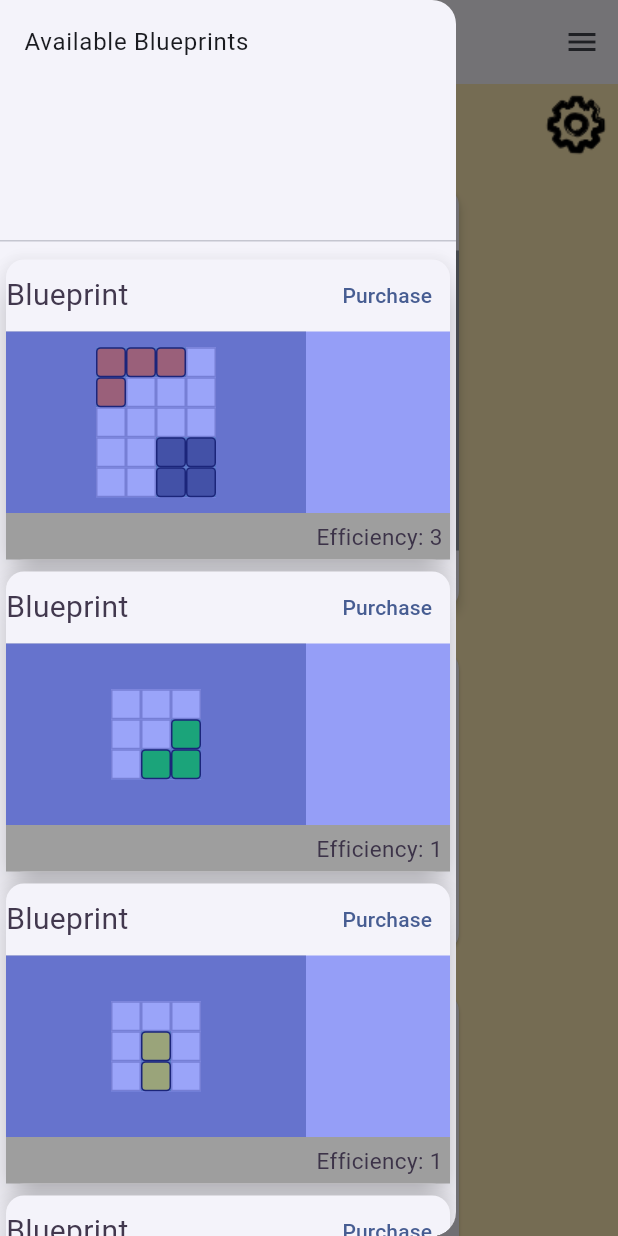
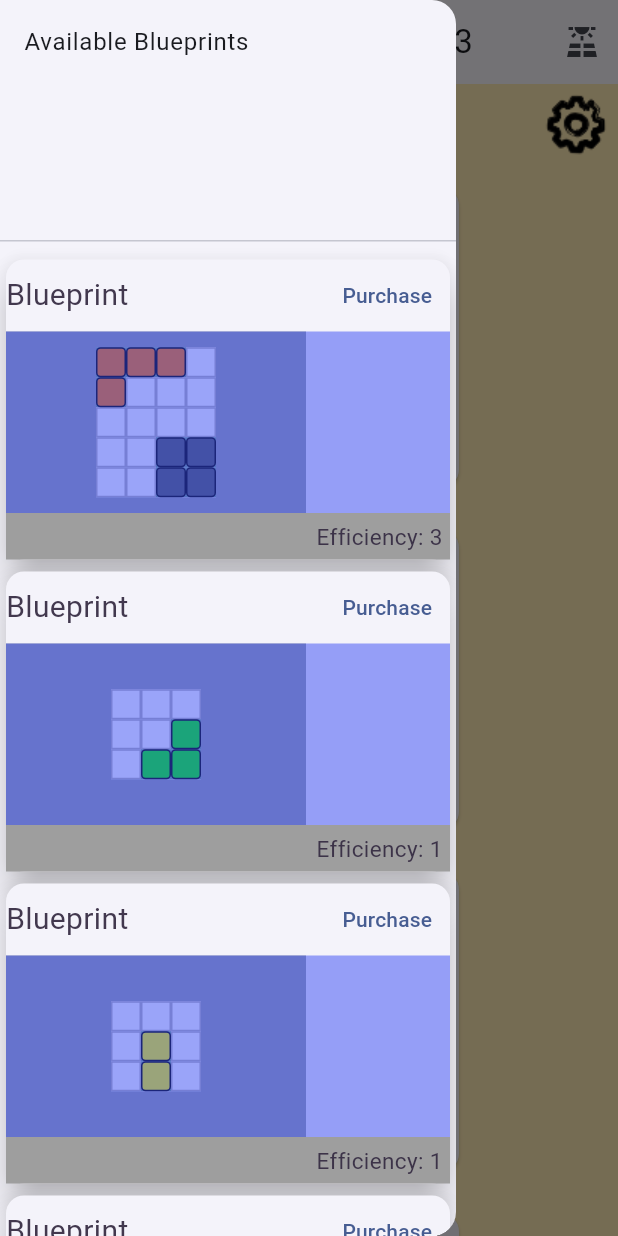
Before and after one commit to agthatch/power_panels, a Flutter app: the PlaySessionScreen screen opened by its route, with the side drawer open, on a phone screen of 412 x 824 dp. Run offline on Flutter 3.47's test engine with Material 3 defaults, Android fonts, the phone set to English and light mode, and no system bars; our stand-ins replace audioplayers, go_router, shared_preferences; accounts and stored records are empty.

Commit message:
implement placePiece action into manager and clean up icons

```diff
--- a/lib/game_internals/assembly/assembly_bay.dart
+++ b/lib/game_internals/assembly/assembly_bay.dart
@@ -8,7 +8,7 @@ import 'package:flutter/material.dart';
 
 class AssemblyBay {
   final int bayCount;
-  final List<Panel> activePuzzles = [Panel(dimX: 5, dimY: 2)];
+  final List<Panel> activePuzzles = [];
 
   final StreamController<void> _playerChanges =
       StreamController<void>.broadcast();
--- a/lib/game_internals/panel/panel.dart
+++ b/lib/game_internals/panel/panel.dart
@@ -2,9 +2,11 @@ import 'dart:async';
 
 import 'package:async/async.dart';
 import 'package:card/game_internals/blueprint/blueprint.dart';
+import 'package:card/game_internals/card/board_state.dart';
 import 'package:card/game_internals/panel/panel_node.dart';
 import 'package:card/game_internals/piece/placed_piece.dart';
 import 'package:card/game_internals/piece/playing_piece.dart';
+import 'package:card/game_internals/rounds/actions/action.dart';
 import 'package:card/game_internals/xy_coordinate.dart';
 
 class Panel {
@@ -76,6 +78,13 @@ class Panel {
     _playerChanges.add(null);
   }
 
+  handlePiecePlacementAndNotifyBoard(
+      PlayingPiece piece, int x, int y, BoardState boardState) {
+    handlePiecePlacement(piece, x, y);
+    boardState.roundManager
+        .handleAction(PlacedPieceAction(piece, this, XYCoordinate(x: x, y: y)));
+  }
+
   void clearAllHighlights() {
     for (int i = 0; i < nodes.length; i++) {
       for (int j = 0; j < nodes[i].length; j++) {
--- a/lib/game_internals/rounds/round.dart
+++ b/lib/game_internals/rounds/round.dart
@@ -41,4 +41,8 @@ class Round {
   bool isComplete() {
     return _roundComplete;
   }
+
+  int getActionCount() {
+    return actionHistory.length;
+  }
 }
--- a/lib/game_internals/rounds/round_manager.dart
+++ b/lib/game_internals/rounds/round_manager.dart
@@ -1,3 +1,5 @@
+import 'dart:async';
+
 import 'package:card/game_internals/rounds/actions/action.dart';
 import 'package:card/game_internals/rounds/actions/action_type.dart';
 import 'package:card/game_internals/rounds/round.dart';
@@ -6,6 +8,11 @@ class RoundManager {
   final int actionsPerRound;
   final List<Round> _rounds = [];
   int _currentRoundNumber = 0;
+
+  final StreamController<void> _playerChanges =
+      StreamController<void>.broadcast();
+
+  Stream<void> get playerChanges => _playerChanges.stream;
 
   RoundManager({required this.actionsPerRound}) {
     _rounds.add(Round(roundNumber: 0, actionsPerRound: actionsPerRound));
@@ -17,8 +24,16 @@ class RoundManager {
   }
 
   Round _getCurrentRound() {
-    Round currentRound = _rounds[_currentRoundNumber];
-    return currentRound;
+    return _getRound(_currentRoundNumber);
+  }
+
+  Round _getRound(int roundNumber) {
+    if (_rounds.length == roundNumber) {
+      Round newRound =
+          Round(roundNumber: roundNumber, actionsPerRound: actionsPerRound);
+      _rounds.add(newRound);
+    }
+    return _rounds[roundNumber];
   }
 
   bool currentRoundCanAcceptActionType(ActionType type) {
@@ -34,5 +49,15 @@ class RoundManager {
     if (currentRoundComplete()) {
       _currentRoundNumber++;
     }
+
+    _playerChanges.add(null);
+  }
+
+  String getRoundInfo() {
+    return 'Round: $_currentRoundNumber Actions: ${_getCurrentRound().getActionCount()}/$actionsPerRound';
+  }
+
+  Stream getChangeStream() {
+    return playerChanges;
   }
 }
--- a/lib/main.dart
+++ b/lib/main.dart
@@ -76,6 +76,7 @@ class MyApp extends StatelessWidget {
 
           return MaterialApp.router(
             title: 'My Flutter Game',
+            debugShowCheckedModeBanner: false,
             theme: ThemeData.from(
               colorScheme: ColorScheme.fromSeed(
                 seedColor: palette.darkPen,
--- a/lib/play_session/card/play_session_screen.dart
+++ b/lib/play_session/card/play_session_screen.dart
@@ -64,16 +64,26 @@ class _PlaySessionScreenState extends State<PlaySessionScreen> {
         // Ignore all input during the celebration animation.
         ignoring: _duringCelebration,
         child: Scaffold(
-          appBar: AppBar(),
+          appBar: AppBar(
+            title: RoundInfoWidget(roundManager: _boardState.roundManager),
+            leading: LeadingButton(),
+            actions: const [
+              TrailingWidget(),
+            ],
+          ),
           backgroundColor: palette.backgroundPlaySession,
           drawer: Drawer(
-            child: ListView(
-              children: [
-                const DrawerHeader(child: Text("Available Blueprints")),
-                ..._blueprintWidgets(
-                    _boardState.easyBlueprints.getNextBlueprints(4))
-              ],
-            ),
+            child: StreamBuilder(
+                stream: _boardState.easyBlueprints.getChangeStream(),
+                builder: (context, child) {
+                  return ListView(
+                    children: [
+                      const DrawerHeader(child: Text("Available Blueprints")),
+                      ..._blueprintWidgets(
+                          _boardState.easyBlueprints.getNextBlueprints(4))
+                    ],
+                  );
+                }),
           ),
           endDrawer: Drawer(),
           body: Stack(
@@ -135,7 +145,7 @@ class _PlaySessionScreenState extends State<PlaySessionScreen> {
     super.initState();
     _startOfPlay = DateTime.now();
     _boardState = BoardState(
-        roundManager: RoundManager(actionsPerRound: 4),
+        roundManager: RoundManager(actionsPerRound: 3),
         onWin: _playerWon,
         easyBlueprints: _easyBlueprints(),
         hardBlueprints: _hardBlueprints());
@@ -166,6 +176,57 @@ class _PlaySessionScreenState extends State<PlaySessionScreen> {
     if (!mounted) return;
 
     GoRouter.of(context).go('/play/won', extra: {'score': score});
+  }
+}
+
+class RoundInfoWidget extends StatelessWidget {
+  const RoundInfoWidget({
+    super.key,
+    required RoundManager roundManager,
+  }) : _roundManager = roundManager;
+
+  final RoundManager _roundManager;
+
+  @override
+  Widget build(BuildContext context) {
+    return Center(
+        child: StreamBuilder(
+            stream: _roundManager.getChangeStream(),
+            builder: (context, child) {
+              return Text(_roundManager.getRoundInfo());
+            }));
+  }
+}
+
+class TrailingWidget extends StatelessWidget {
+  const TrailingWidget({
+    super.key,
+  });
+
+  @override
+  Widget build(BuildContext context) {
+    return IconButton(
+      icon: Icon(Icons.solar_power),
+      onPressed: () {
+        Scaffold.of(context).openEndDrawer();
+      },
+    );
+  }
+}
+
+class LeadingButton extends StatelessWidget {
+  const LeadingButton({
+    super.key,
+  });
+
+  @override
+  Widget build(BuildContext context) {
+    return IconButton(
+      icon: Icon(Icons.solar_power_outlined),
+      onPressed: () {
+        Scaffold.of(context).openDrawer();
+      },
+    );
   }
 }
 
--- a/lib/play_session/panel_node_widget.dart
+++ b/lib/play_session/panel_node_widget.dart
@@ -1,3 +1,4 @@
+import 'package:card/game_internals/card/board_state.dart';
 import 'package:card/game_internals/panel/panel.dart';
 import 'package:card/game_internals/panel/panel_node.dart';
 import 'package:card/play_session/playing_piece_widget.dart';
@@ -9,8 +10,9 @@ class PanelNodeWidget extends StatefulWidget {
   final Panel panel;
   final int x;
   final int y;
+  late BoardState boardState;
 
-  const PanelNodeWidget(
+  PanelNodeWidget(
       {super.key, required this.panel, required this.x, required this.y});
 
   @override
@@ -22,6 +24,7 @@ class _PanelNodeWidgetState extends State<PanelNodeWidget> {
   Widget build(BuildContext context) {
     PanelNode node = widget.panel.nodes[widget.x][widget.y];
     final palette = context.watch<Palette>();
+    widget.boardState = context.watch<BoardState>();
 
     return DragTarget<PlayingPieceDragData>(
       builder: (context, candidateData, rejectedData) => SizedBox(
@@ -55,7 +58,8 @@ class _PanelNodeWidgetState extends State<PanelNodeWidget> {
 
   void _onDragAccept(DragTargetDetails<PlayingPieceDragData> details) {
     details.data.holder?.removePiece(details.data.piece);
-    widget.panel.handlePiecePlacement(details.data.piece, widget.x, widget.y);
+    widget.panel.handlePiecePlacementAndNotifyBoard(
+        details.data.piece, widget.x, widget.y, details.data.boardState);
   }
 
   void _onDragLeave(PlayingPieceDragData? data) {
--- a/lib/play_session/playing_piece_widget.dart
+++ b/lib/play_session/playing_piece_widget.dart
@@ -1,5 +1,6 @@
 import 'package:card/audio/audio_controller.dart';
 import 'package:card/audio/sounds.dart';
+import 'package:card/game_internals/card/board_state.dart';
 import 'package:card/game_internals/card/player.dart';
 import 'package:card/game_internals/rotation.dart';
 import 'package:card/play_session/piece_color_getter.dart';
@@ -36,12 +37,14 @@ class _PlayingPieceWidgetState extends State<PlayingPieceWidget> {
       return pieceWidget;
     }
 
+    final BoardState boardState = context.watch<BoardState>();
+
     return Draggable(
       feedback: Transform.rotate(
         angle: 0.1,
         child: pieceWidget,
       ),
-      data: PlayingPieceDragData(widget.piece, widget.player),
+      data: PlayingPieceDragData(widget.piece, widget.player, boardState),
       childWhenDragging: Opacity(
         opacity: 0.5,
         child: pieceWidget,
@@ -140,8 +143,9 @@ class _PlayingPieceWidgetState extends State<PlayingPieceWidget> {
 @immutable
 class PlayingPieceDragData {
   final PlayingPiece piece;
+  final BoardState boardState;
 
   final Player? holder;
 
-  const PlayingPieceDragData(this.piece, this.holder);
+  const PlayingPieceDragData(this.piece, this.holder, this.boardState);
 }
```
